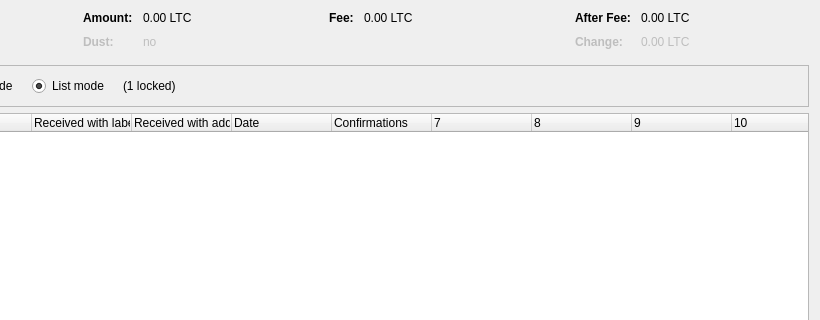
Before: the Qt Designer form src/qt/forms/coincontroldialog.ui in SongMyungHo/SMH-Core, drawn with Qt 5; both pictures show x 180 to 1000 and y 0 to 320 of the 1000 by 500 pixel window.
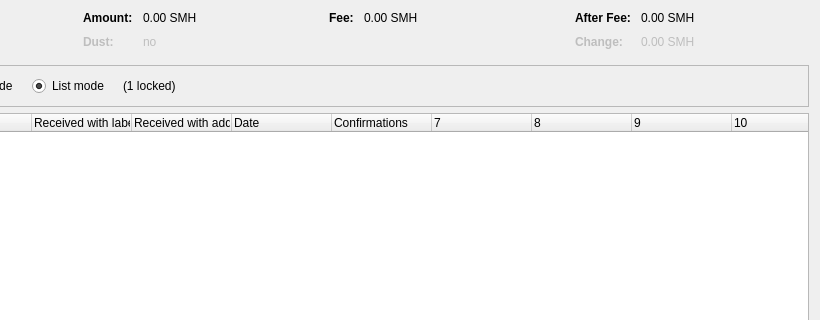
After: the same form once the commit is applied. Custom widgets are drawn as their Qt base class.

Diff of the .ui file:
```diff
--- a/src/qt/forms/coincontroldialog.ui
+++ b/src/qt/forms/coincontroldialog.ui
@@ -132,7 +132,7 @@
           <enum>Qt::ActionsContextMenu</enum>
          </property>
          <property name="text">
-          <string notr="true">0.00 LTC</string>
+          <string notr="true">0.00 SMH</string>
          </property>
          <property name="textInteractionFlags">
           <set>Qt::LinksAccessibleByMouse|Qt::TextSelectableByKeyboard|Qt::TextSelectableByMouse</set>
@@ -212,7 +212,7 @@
           <enum>Qt::ActionsContextMenu</enum>
          </property>
          <property name="text">
-          <string notr="true">0.00 LTC</string>
+          <string notr="true">0.00 SMH</string>
          </property>
          <property name="textInteractionFlags">
           <set>Qt::LinksAccessibleByMouse|Qt::TextSelectableByKeyboard|Qt::TextSelectableByMouse</set>
@@ -257,7 +257,7 @@
           <enum>Qt::ActionsContextMenu</enum>
          </property>
          <property name="text">
-          <string notr="true">0.00 LTC</string>
+          <string notr="true">0.00 SMH</string>
          </property>
          <property name="textInteractionFlags">
           <set>Qt::LinksAccessibleByMouse|Qt::TextSelectableByKeyboard|Qt::TextSelectableByMouse</set>
@@ -292,7 +292,7 @@
           <enum>Qt::ActionsContextMenu</enum>
          </property>
          <property name="text">
-          <string notr="true">0.00 LTC</string>
+          <string notr="true">0.00 SMH</string>
          </property>
          <property name="textInteractionFlags">
           <set>Qt::LinksAccessibleByMouse|Qt::TextSelectableByKeyboard|Qt::TextSelectableByMouse</set>
```
